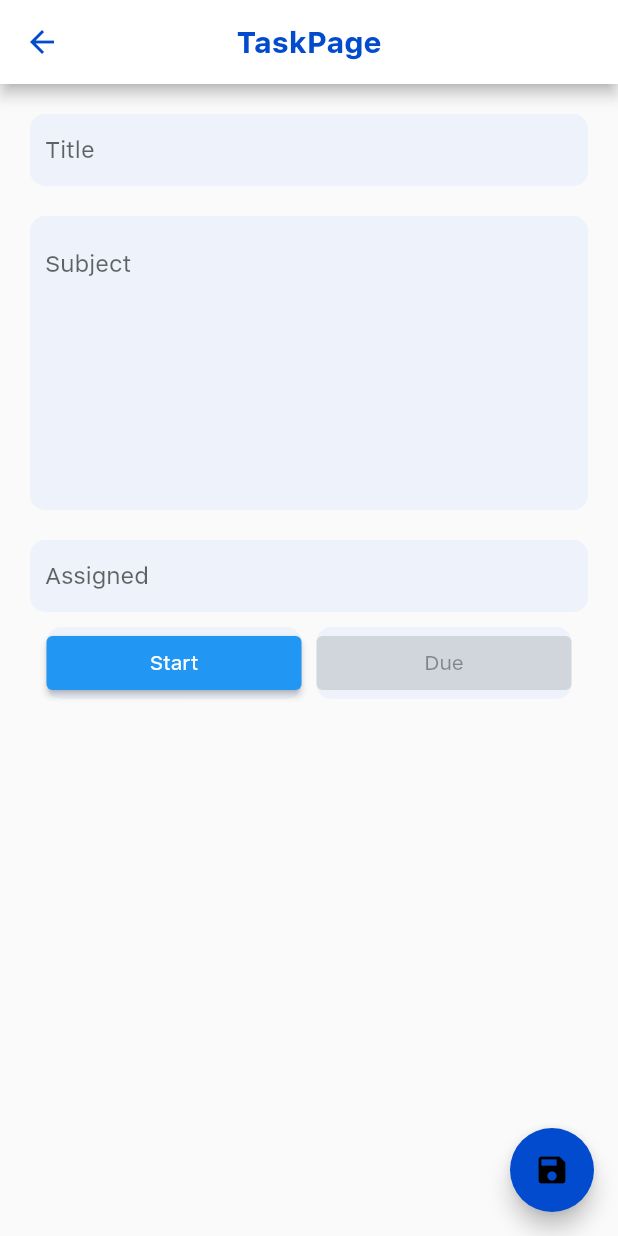
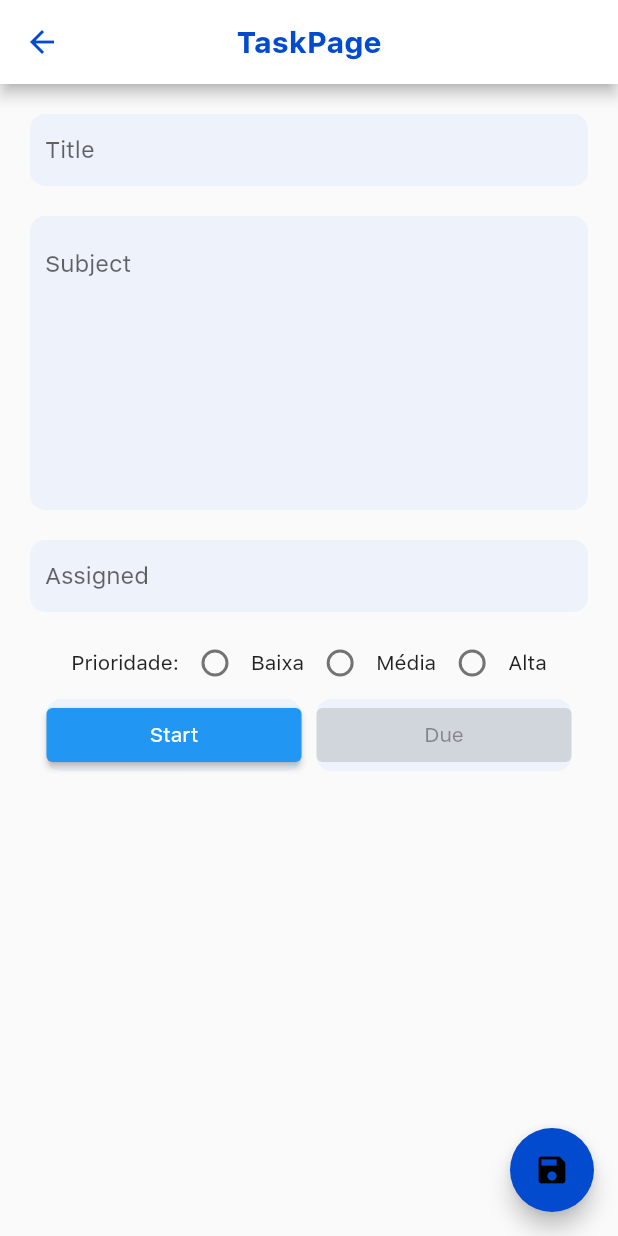
Before and after one commit to Rafarache/TaskManagerApp, a Flutter app: the TaskPage screen opened directly, on a phone screen of 412 x 824 dp. Run offline on Flutter 3.47's test engine with Material 2 defaults, Android fonts, the phone set to English and light mode, and no system bars; our stand-ins replace community_material_icon, sqflite; missing offline and left inert: icofont_flutter; accounts and stored records are empty.

Commit message:
Add priority options

```diff
--- a/lib/View/AddTask/TaskPage.dart
+++ b/lib/View/AddTask/TaskPage.dart
@@ -16,6 +16,8 @@ class _TaskPageState extends State<TaskPage> {
   final _titleController = TextEditingController();
   final _subjectController = TextEditingController();
   final _assignedController = TextEditingController();
+
+  int selectedRadio = 0;
 
   void initState() {
     super.initState();
@@ -121,6 +123,66 @@ class _TaskPageState extends State<TaskPage> {
             Row(
               mainAxisAlignment: MainAxisAlignment.center,
               children: [
+                Text("Prioridade:"),
+                Radio(
+                  value: 1,
+                  groupValue: selectedRadio,
+                  activeColor: Colors.green,
+                  onChanged: (value) {
+                    print("Radio1: $value");
+                    setState(() {
+                      selectedRadio = value;
+                    });
+                  },
+                ),
+                Text(
+                  "Baixa",
+                  style: TextStyle(
+                    color: selectedRadio == 1 ? Colors.green : null,
+                    fontWeight: selectedRadio == 1 ? FontWeight.bold : null,
+                  ),
+                ),
+                Radio(
+                  value: 2,
+                  groupValue: selectedRadio,
+                  activeColor: Colors.orange,
+                  onChanged: (value) {
+                    print("Radio1: $value");
+                    setState(() {
+                      selectedRadio = value;
+                    });
+                  },
+                ),
+                Text(
+                  "Média",
+                  style: TextStyle(
+                    color: selectedRadio == 2 ? Colors.orange : null,
+                    fontWeight: selectedRadio == 2 ? FontWeight.bold : null,
+                  ),
+                ),
+                Radio(
+                  value: 3,
+                  groupValue: selectedRadio,
+                  activeColor: Colors.red,
+                  onChanged: (value) {
+                    print("Radio1: $value");
+                    setState(() {
+                      selectedRadio = value;
+                    });
+                  },
+                ),
+                Text(
+                  "Alta",
+                  style: TextStyle(
+                    color: selectedRadio == 3 ? Colors.red : null,
+                    fontWeight: selectedRadio == 3 ? FontWeight.bold : null,
+                  ),
+                ),
+              ],
+            ),
+            Row(
+              mainAxisAlignment: MainAxisAlignment.center,
+              children: [
                 Flexible(
                   child: Container(
                     width: 170,
```
Also changed, not shown: lib/View/Home/HomePage.dart (+11 -12 lines).
